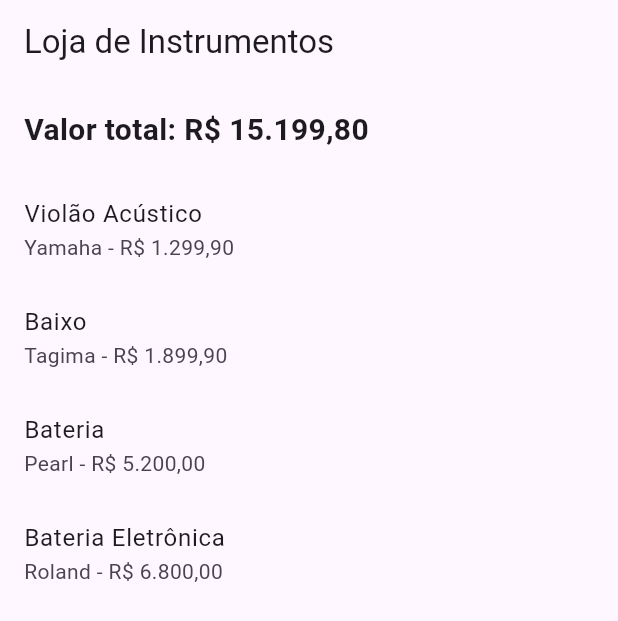
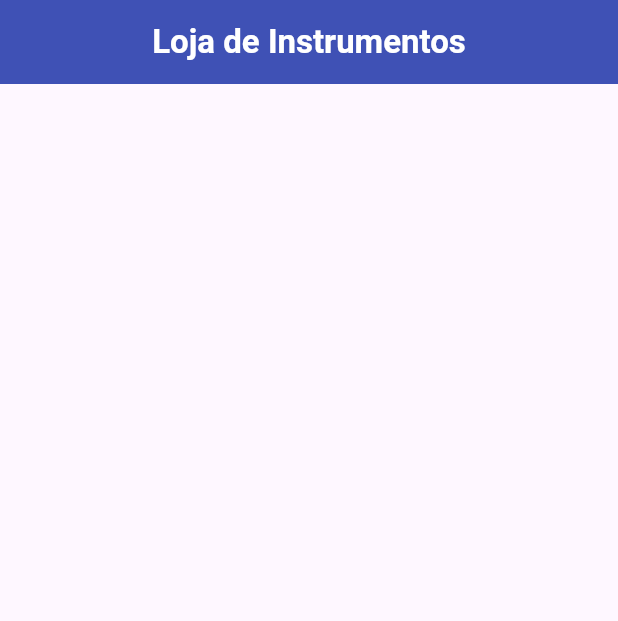
Before and after one commit to nicholascatelan/Trabalho_Dispositivos_Moveis, a Flutter app: the screen it shows after launch, on a phone screen of 412 x 824 dp. Shown: the top 621 px of the screen. Run offline on Flutter 3.47's test engine with Material 3 defaults, Android fonts, the phone set to English and light mode, and no system bars.

Commit message:
feat: criando  barra superior da tela

```diff
--- a/parte2_flutter/lib/screens/home_page.dart
+++ b/parte2_flutter/lib/screens/home_page.dart
@@ -6,50 +6,22 @@ class HomePage extends StatelessWidget {
   @override
   Widget build(BuildContext context) {
     return Scaffold(
+      // Barra superior
       appBar: AppBar(
-        title: const Text('Loja de Instrumentos'),
+        title: const Text(
+          'Loja de Instrumentos',
+          style: TextStyle(
+            fontWeight: FontWeight.bold,
+          ),
+        ),
+        centerTitle: true,
+        backgroundColor: Colors.indigo,
+        foregroundColor: Colors.white,
       ),
 
-      body: Column(
-        mainAxisAlignment: MainAxisAlignment.start,
-        crossAxisAlignment: CrossAxisAlignment.stretch,
 
-        children: [
-          const Padding(
-            padding: EdgeInsets.all(16),
-            child: Text(
-              'Valor total: R\$ 15.199,80',
-              style: TextStyle(
-                fontSize: 20,
-                fontWeight: FontWeight.bold,
-              ),
-            ),
-          ),
 
-          Expanded(
-            child: ListView(
-              children: const [
-                ListTile(
-                  title: Text('Violão Acústico'),
-                  subtitle: Text('Yamaha - R\$ 1.299,90'),
-                ),
-                ListTile(
-                  title: Text('Baixo'),
-                  subtitle: Text('Tagima - R\$ 1.899,90'),
-                ),
-                ListTile(
-                  title: Text('Bateria'),
-                  subtitle: Text('Pearl - R\$ 5.200,00'),
-                ),
-                ListTile(
-                  title: Text('Bateria Eletrônica'),
-                  subtitle: Text('Roland - R\$ 6.800,00'),
-                ),
-              ],
-            ),
-          ),
-        ],
-      ),
+
     );
   }
 }
```
